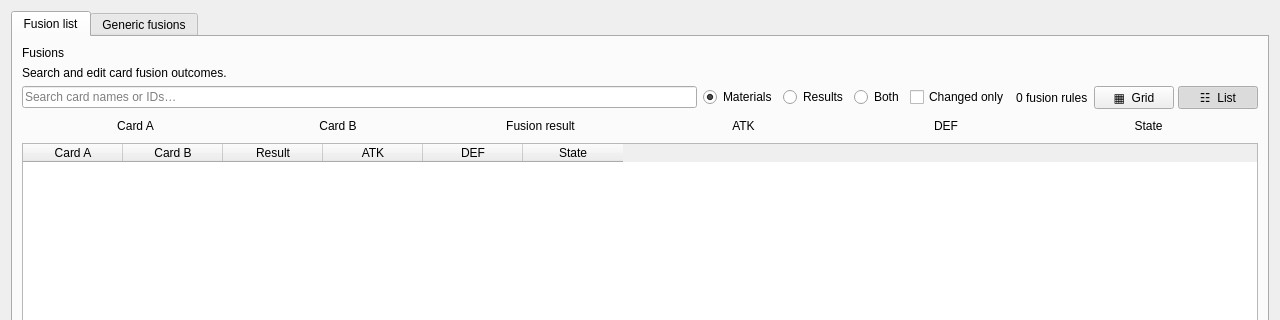
Old version of the form tools/pc/fm_editor/ui/fusions_page.ui in the repository DaVinciLord/Yu-Gi-Oh-Forbidden-Memories-Recompiled; both pictures show x 0 to 1280 and y 0 to 320 of the 1280 by 800 pixel window.
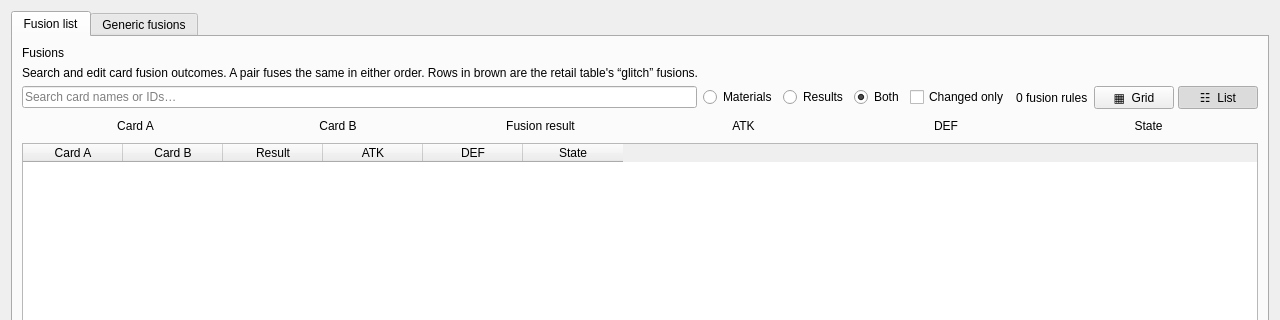
New version of the form.

Diff of the .ui file:
```diff
--- a/tools/pc/fm_editor/ui/fusions_page.ui
+++ b/tools/pc/fm_editor/ui/fusions_page.ui
@@ -39,7 +39,7 @@
          <item>
           <widget class="QLabel" name="muted">
            <property name="text">
-            <string>Search and edit card fusion outcomes.</string>
+            <string>Search and edit card fusion outcomes. A pair fuses the same in either order. Rows in brown are the retail table's “glitch” fusions.</string>
            </property>
            <property name="wordWrap">
             <bool>true</bool>
@@ -61,7 +61,6 @@
           <item>
            <widget class="QRadioButton" name="fusionSearchMaterialsRadio">
             <property name="text"><string>Materials</string></property>
-            <property name="checked"><bool>true</bool></property>
            </widget>
           </item>
           <item>
@@ -72,6 +71,7 @@
           <item>
            <widget class="QRadioButton" name="fusionSearchBothRadio">
             <property name="text"><string>Both</string></property>
+            <property name="checked"><bool>true</bool></property>
            </widget>
           </item>
           <item>
```
